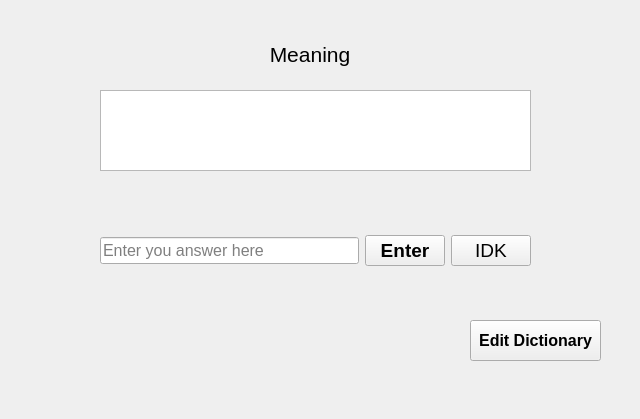
Before: the Qt Designer form first.ui in brainbrain02/Personal-Dictionary, drawn with Qt 5.
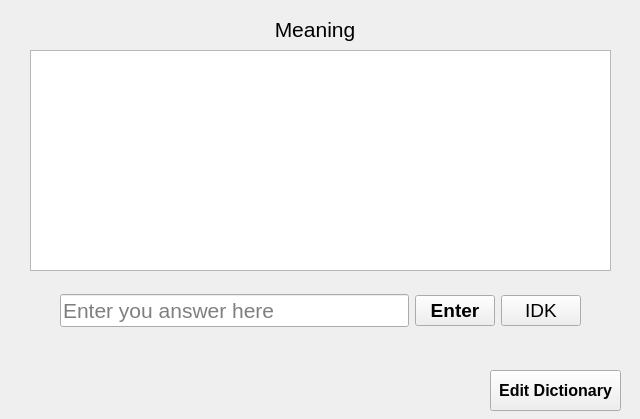
After: the same form once the commit is applied.

```diff
--- a/first.ui
+++ b/first.ui
@@ -16,8 +16,8 @@
   <widget class="QPushButton" name="change_btn">
    <property name="geometry">
     <rect>
-     <x>470</x>
-     <y>320</y>
+     <x>490</x>
+     <y>370</y>
      <width>131</width>
      <height>41</height>
     </rect>
@@ -36,10 +36,10 @@
   <widget class="QTextEdit" name="mean_lab2">
    <property name="geometry">
     <rect>
-     <x>100</x>
-     <y>90</y>
-     <width>431</width>
-     <height>81</height>
+     <x>30</x>
+     <y>50</y>
+     <width>581</width>
+     <height>221</height>
     </rect>
    </property>
    <property name="font">
@@ -56,8 +56,8 @@
   <widget class="QLabel" name="mean_lab1">
    <property name="geometry">
     <rect>
-     <x>265</x>
-     <y>35</y>
+     <x>270</x>
+     <y>10</y>
      <width>90</width>
      <height>40</height>
     </rect>
@@ -95,9 +95,9 @@
   <widget class="QWidget" name="layoutWidget">
    <property name="geometry">
     <rect>
-     <x>100</x>
-     <y>220</y>
-     <width>431</width>
+     <x>60</x>
+     <y>280</y>
+     <width>521</width>
      <height>61</height>
     </rect>
    </property>
@@ -106,7 +106,7 @@
      <widget class="QLineEdit" name="ans_entry">
       <property name="font">
        <font>
-        <pointsize>12</pointsize>
+        <pointsize>16</pointsize>
        </font>
       </property>
       <property name="layoutDirection">
```
